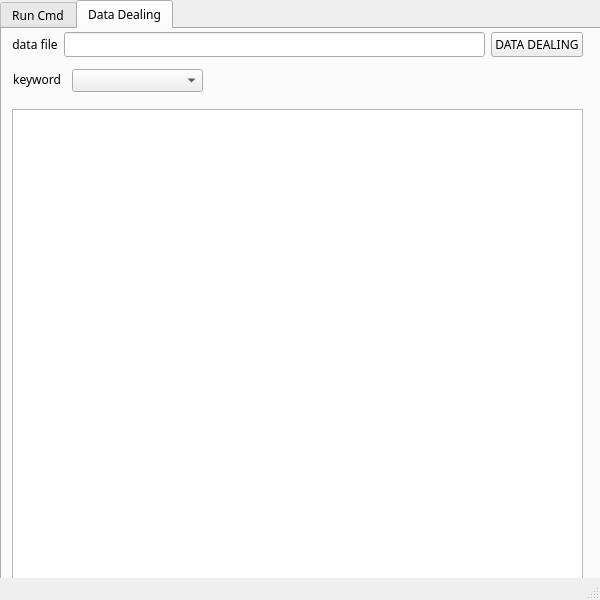
Above: ui_MainWindow.ui from junjieim/Subroutine-Toolkit before the change. Below: the same form after it.
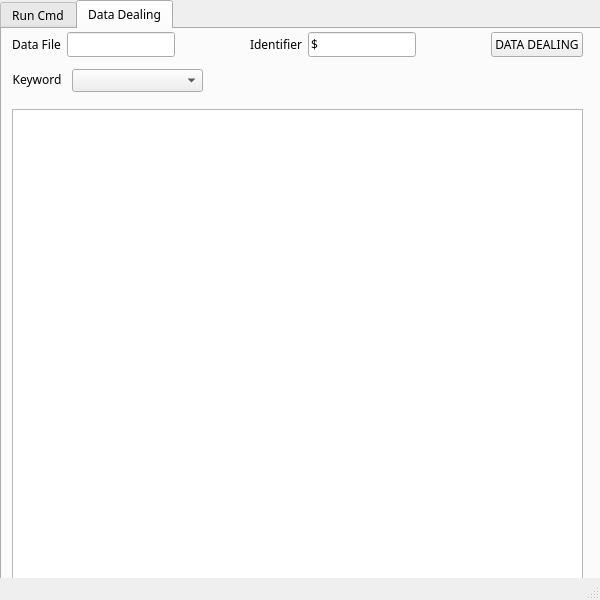
That is the form after the change. The open tabs and pages were chosen to show the change. Icons and pictures are not drawn.

Commit message: bugs fixed for no permission to delete files

```diff
--- a/ui_MainWindow.ui
+++ b/ui_MainWindow.ui
@@ -174,7 +174,7 @@
        <item>
         <widget class="QLabel" name="label_dataSuffix">
          <property name="text">
-          <string>data file</string>
+          <string>Data File</string>
          </property>
          <property name="alignment">
           <set>Qt::AlignCenter</set>
@@ -188,6 +188,49 @@
          </property>
         </widget>
        </item>
+       <item>
+        <spacer name="horizontalSpacer">
+         <property name="orientation">
+          <enum>Qt::Horizontal</enum>
+         </property>
+         <property name="sizeHint" stdset="0">
+          <size>
+           <width>40</width>
+           <height>20</height>
+          </size>
+         </property>
+        </spacer>
+       </item>
+       <item>
+        <widget class="QLabel" name="label_Identifier">
+         <property name="text">
+          <string>Identifier</string>
+         </property>
+         <property name="alignment">
+          <set>Qt::AlignCenter</set>
+         </property>
+        </widget>
+       </item>
+       <item>
+        <widget class="QLineEdit" name="input_identifier">
+         <property name="text">
+          <string>$</string>
+         </property>
+        </widget>
+       </item>
+       <item>
+        <spacer name="horizontalSpacer_2">
+         <property name="orientation">
+          <enum>Qt::Horizontal</enum>
+         </property>
+         <property name="sizeHint" stdset="0">
+          <size>
+           <width>40</width>
+           <height>20</height>
+          </size>
+         </property>
+        </spacer>
+       </item>
        <item>
         <widget class="QPushButton" name="btn_dataDealing">
          <property name="text">
@@ -227,7 +270,7 @@
        </rect>
       </property>
       <property name="text">
-       <string>keyword</string>
+       <string>Keyword</string>
       </property>
       <property name="alignment">
        <set>Qt::AlignCenter</set>
```
The commit also changes 2 other files.
